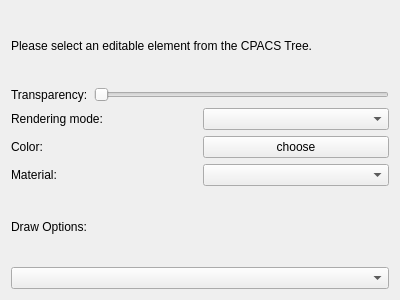
Before: the Qt Designer form TIGLCreator/src/modificators/ModificatorDisplayOptionsWidget.ui in DLR-SC/tigl, drawn with Qt 5.
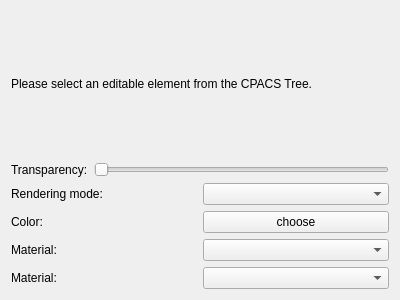
After: the same form once the commit is applied.

Commit message: add wing options

Diff of the .ui file:
```diff
--- a/TIGLCreator/src/modificators/ModificatorDisplayOptionsWidget.ui
+++ b/TIGLCreator/src/modificators/ModificatorDisplayOptionsWidget.ui
@@ -105,9 +105,11 @@
      </layout>
     </item>
       <item>
-   <widget class="QLabel" name="labelDraw">
+     <layout class="QHBoxLayout" name="horizontalLayout_drawOptions">
+      <item>
+       <widget class="QLabel" name="labelDrawOptions">
     <property name="text">
-    <string>Draw Options:</string>
+         <string>Material:</string>
     </property>
     <property name="visible">
     <bool>false</bool>
@@ -120,6 +122,8 @@
         <bool>false</bool>
       </property>
       </widget>
+      </item>
+     </layout>
     </item>
   </layout>
  </widget>
```
Left out of the diff: 7 changed lines with no effect on the pictures. Lines whose indentation alone changed are shown as unchanged. The commit also changes 2 other files.
